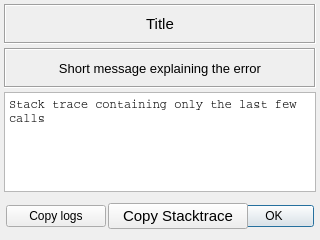
Old version of the form vibra/interface/data/ui_files/messages/exception_message.ui in the repository MOPT-UFSC/VIBRA.
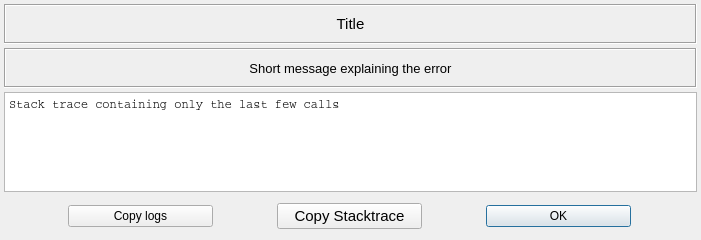
New version of the form.

Commit message: fix exception message window buttons size

What changed in the file:
```diff
--- a/vibra/interface/data/ui_files/messages/exception_message.ui
+++ b/vibra/interface/data/ui_files/messages/exception_message.ui
@@ -9,13 +9,13 @@
    <rect>
     <x>0</x>
     <y>0</y>
-    <width>320</width>
+    <width>701</width>
     <height>240</height>
    </rect>
   </property>
   <property name="minimumSize">
    <size>
-    <width>240</width>
+    <width>500</width>
     <height>240</height>
    </size>
   </property>
@@ -263,13 +263,13 @@
        <widget class="QPushButton" name="ok_button">
         <property name="minimumSize">
          <size>
-          <width>80</width>
+          <width>145</width>
           <height>0</height>
          </size>
         </property>
         <property name="maximumSize">
          <size>
-          <width>80</width>
+          <width>145</width>
           <height>16777215</height>
          </size>
         </property>
@@ -288,13 +288,13 @@
        <widget class="QPushButton" name="copy_log_button">
         <property name="minimumSize">
          <size>
-          <width>100</width>
+          <width>145</width>
           <height>0</height>
          </size>
         </property>
         <property name="maximumSize">
          <size>
-          <width>100</width>
+          <width>145</width>
           <height>16777215</height>
          </size>
         </property>
@@ -307,13 +307,13 @@
        <widget class="QPushButton" name="copy_stacktrace_button">
         <property name="minimumSize">
          <size>
-          <width>140</width>
+          <width>145</width>
           <height>0</height>
          </size>
         </property>
         <property name="maximumSize">
          <size>
-          <width>140</width>
+          <width>145</width>
           <height>16777215</height>
          </size>
         </property>
```
The commit also changes 3 other files.
